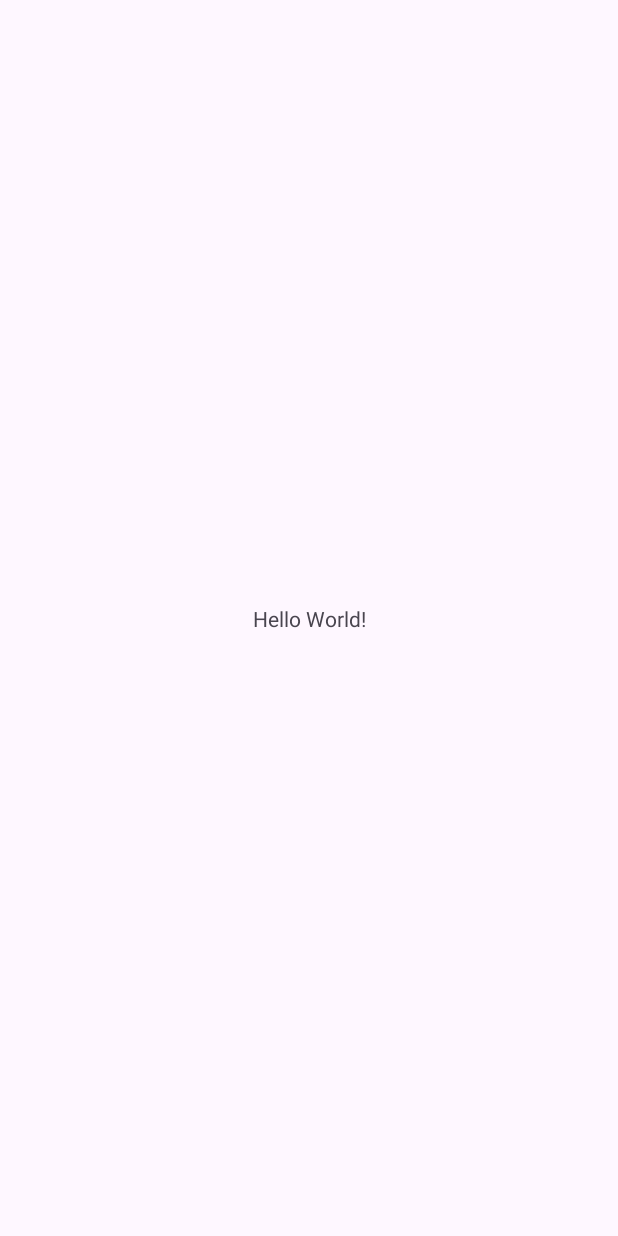
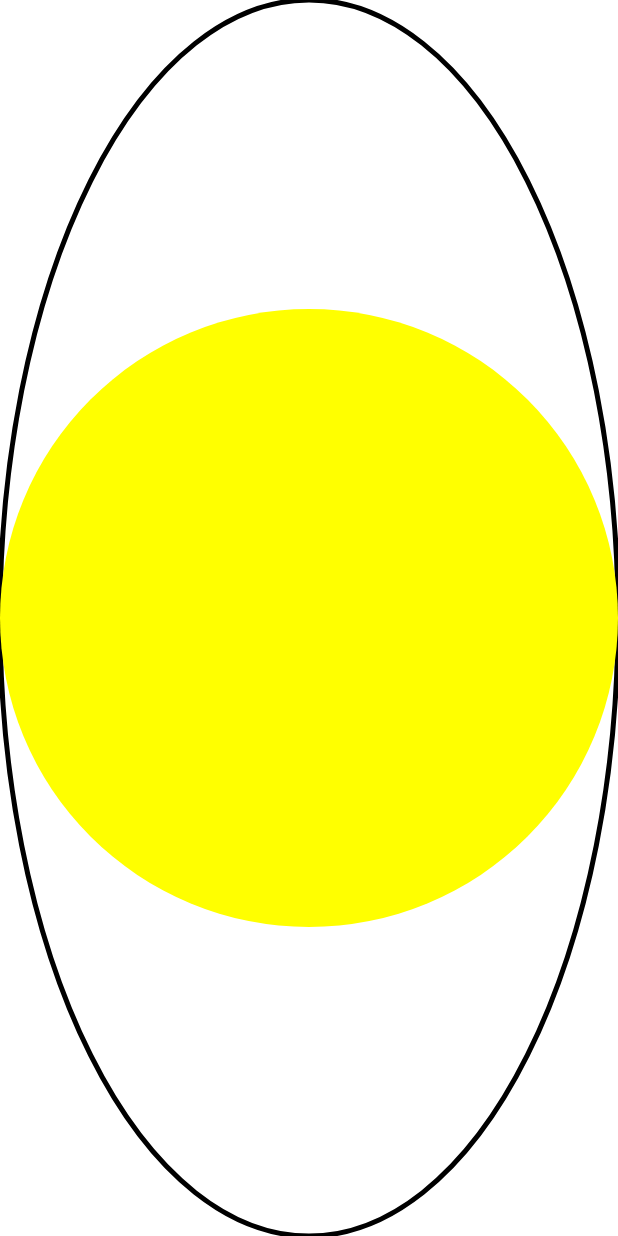
Before and after one commit to elazaroo/androidFirstApp, an Android app: the screen it shows after launch (MainActivity), on a phone screen of 412 x 824 dp. Before the commit the screen is almost empty. Run offline under Robolectric (Android 15) with nearby library versions, the phone set to English and light mode, and no system bars.

Commit message:
Oval with circle inside

```diff
--- a/app/src/main/java/com/example/androidfirstapp/MainActivity.java
+++ b/app/src/main/java/com/example/androidfirstapp/MainActivity.java
@@ -1,9 +1,15 @@
 package com.example.androidfirstapp;
 
+import android.content.Context;
+import android.graphics.Canvas;
+import android.graphics.RectF;
+import android.graphics.Paint;
 import android.os.Bundle;
+import android.view.View;
 
 import androidx.activity.EdgeToEdge;
 import androidx.appcompat.app.AppCompatActivity;
+import androidx.constraintlayout.widget.ConstraintLayout;
 import androidx.core.graphics.Insets;
 import androidx.core.view.ViewCompat;
 import androidx.core.view.WindowInsetsCompat;
@@ -15,10 +21,44 @@ public class MainActivity extends AppCompatActivity {
         super.onCreate(savedInstanceState);
         EdgeToEdge.enable(this);
         setContentView(R.layout.activity_main);
-        ViewCompat.setOnApplyWindowInsetsListener(findViewById(R.id.main), (v, insets) -> {
+        ViewCompat.setOnApplyWindowInsetsListener(findViewById(R.id.layout1), (v, insets) -> {
             Insets systemBars = insets.getInsets(WindowInsetsCompat.Type.systemBars());
             v.setPadding(systemBars.left, systemBars.top, systemBars.right, systemBars.bottom);
+
+            ConstraintLayout layout1 = findViewById(R.id.layout1);
+            CanvasX background = new CanvasX(this);
+            layout1.addView(background);
+
             return insets;
         });
     }
+
+    class CanvasX extends View {
+        public CanvasX(Context context) {
+            super(context);
+        }
+
+        public void onDraw(Canvas canvas) {
+            canvas.drawRGB(255, 255, 255);
+            int width = canvas.getWidth();
+            int height = canvas.getHeight();
+
+            Paint brush1 = new Paint();
+            brush1.setARGB(255, 0, 0, 0);
+            brush1.setStrokeWidth(5);
+            brush1.setStyle(Paint.Style.STROKE);
+            RectF rectangle = new RectF(0, 0, width, height);
+            canvas.drawOval(rectangle, brush1);
+
+            int min;
+            if (width < height)
+                min = width;
+            else
+                min = height;
+
+            brush1.setStyle(Paint.Style.FILL);
+            brush1.setARGB(255, 255, 255,0);
+            canvas.drawCircle(width / 2, height / 2, min / 2, brush1);
+        }
+    }
 }
--- a/app/src/main/res/layout/activity_main.xml
+++ b/app/src/main/res/layout/activity_main.xml
@@ -2,18 +2,7 @@
 <androidx.constraintlayout.widget.ConstraintLayout xmlns:android="http://schemas.android.com/apk/res/android"
     xmlns:app="http://schemas.android.com/apk/res-auto"
     xmlns:tools="http://schemas.android.com/tools"
-    android:id="@+id/main"
+    android:id="@+id/layout1"
     android:layout_width="match_parent"
     android:layout_height="match_parent"
-    tools:context=".MainActivity">
-
-    <TextView
-        android:layout_width="wrap_content"
-        android:layout_height="wrap_content"
-        android:text="Hello World!"
-        app:layout_constraintBottom_toBottomOf="parent"
-        app:layout_constraintEnd_toEndOf="parent"
-        app:layout_constraintStart_toStartOf="parent"
-        app:layout_constraintTop_toTopOf="parent" />
-
-</androidx.constraintlayout.widget.ConstraintLayout>
+    tools:context=".MainActivity"/>
```
